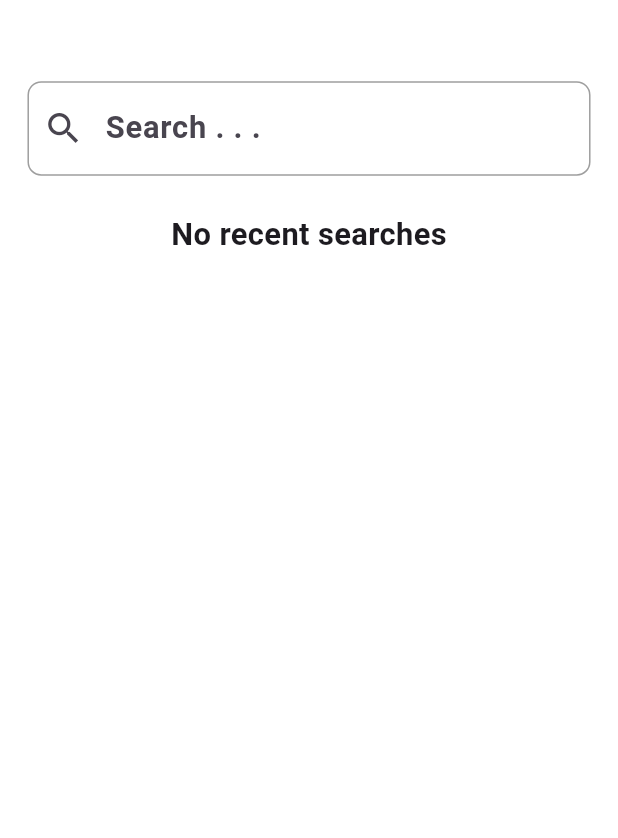
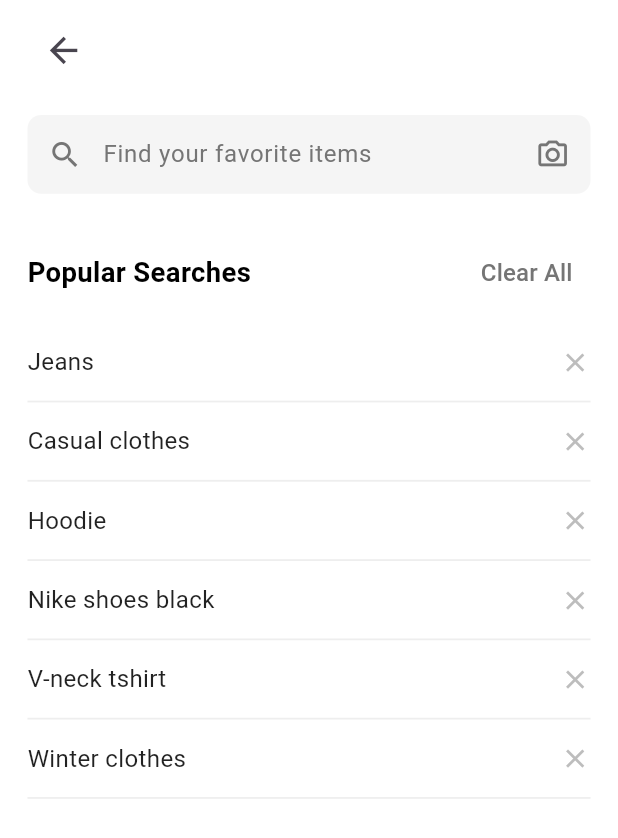
Before and after one commit to rudramistry001/E-COM-UI, a Flutter app: the SearchScreen screen opened directly, on a phone screen of 412 x 824 dp. Shown: the top 838 px of the screen. Run offline on Flutter 3.47's test engine with Material 3 defaults, Android fonts, the phone set to English and light mode, and no system bars; our stand-ins replace cached_network_image, flutter_screenutil, flutter_svg; network calls fail; Roboto replaces fonts that are missing (Metrophobic).

Commit message:
dashboard and categories  editing

```diff
--- a/lib/dashboard/dashboard_screen.dart
+++ b/lib/dashboard/dashboard_screen.dart
@@ -1,4 +1,6 @@
+import 'package:e_com_ui/screens/categories/categories_screen.dart';
 import 'package:e_com_ui/screens/profile/profilescreen.dart';
+import 'package:e_com_ui/screens/search/search_screen.dart';
 import 'package:flutter/material.dart';
 import 'package:e_com_ui/dashboard/home_screen.dart';
 import 'package:e_com_ui/dashboard/notification/notification_screen.dart';
@@ -18,9 +20,9 @@ class _DashboardScreenState extends State<DashboardScreen> {
   // List of pages corresponding to each tab
   final List<Widget> _pages = [
     const HomeScreen(),
-    const Center(child: Text('Categories Page')),
+    HomeScreen2(),
     const NotificationScreen(),
-    const CartScreen(),
+    const SearchScreen(),
     const ProfileScreen(), // Added ProfileScreen here
   ];
 
--- a/lib/main.dart
+++ b/lib/main.dart
@@ -10,7 +10,7 @@ final GlobalKey<ScaffoldMessengerState> snackBarKey =
     GlobalKey<ScaffoldMessengerState>();
 void main() async {
   WidgetsFlutterBinding.ensureInitialized();
-  // Set the preferred orientation to portrait
+  // Set the preferred orientations to portrait
   await SystemChrome.setPreferredOrientations(
     [
       DeviceOrientation.portraitUp, // Portrait up mode
--- a/lib/screens/profile/edit_address_screen.dart
+++ b/lib/screens/profile/edit_address_screen.dart
@@ -1,4 +1,3 @@
-import 'package:e_com_ui/screens/profile/widgets/custom_divider.dart';
 import 'package:e_com_ui/screens/profile/widgets/custom_textfield.dart';
 import 'package:e_com_ui/screens/profile/widgets/custom_textfield_label.dart';
 import 'package:e_com_ui/widgets/custom_app_bar.dart';
@@ -73,14 +72,14 @@ class _EditAddressScreenState extends State<EditAddressScreen> {
   @override
   Widget build(BuildContext context) {
     return Scaffold(
-      appBar: CustomAppBar(appbartext: "ADD NEW ADDRESS"),
+      appBar: const CustomAppBar(appbartext: "ADD NEW ADDRESS"),
       body: SingleChildScrollView(
         child: Padding(
           padding: EdgeInsets.all(16.0.sp),
           child: Column(
             children: [
               20.verticalSpace,
-              Align(
+              const Align(
                 alignment: Alignment.centerLeft,
                 child: CustomText(
                   text: "ADDRESS DETAILS",
--- a/lib/screens/search/search_field.dart
+++ b/lib/screens/search/search_field.dart
@@ -3,10 +3,11 @@ import 'package:flutter_screenutil/flutter_screenutil.dart';
 
 class CustomSearchField extends StatelessWidget {
   final TextEditingController controller;
-  final String hintText;
+  final String  hintText;
   final Function(String) onChanged;
 
-  const CustomSearchField({super.key,
+  const CustomSearchField({
+    super.key,
     required this.controller,
     required this.hintText,
     required this.onChanged,
--- a/lib/screens/search/search_screen.dart
+++ b/lib/screens/search/search_screen.dart
@@ -1,63 +1,201 @@
-import 'package:e_com_ui/screens/search/search_field.dart';
+// search_screen.dart
 import 'package:flutter/material.dart';
 import 'package:flutter_screenutil/flutter_screenutil.dart';
 
-class SearchScreen extends StatefulWidget {
-  const SearchScreen({super.key});
-
-  @override
-  // ignore: library_private_types_in_public_api
-  _SearchScreenState createState() => _SearchScreenState();
-}
-
-class _SearchScreenState extends State<SearchScreen> {
-  // List to store recent searches
-  List<String> recentSearches = [];
-
-  // Controller for the search input
-  TextEditingController searchController = TextEditingController();
-
-  // Method to handle search input changes
-  void _onSearchChanged(String value) {
-    setState(() {
-      if (value.isNotEmpty && !recentSearches.contains(value)) {
-        recentSearches.insert(0, value); // Add new search term to the top
-      }
-    });
-  }
+class SearchScreen extends StatelessWidget {
+  const SearchScreen({Key? key}) : super(key: key);
 
   @override
   Widget build(BuildContext context) {
+    final List<String> popularSearches = [
+      'Jeans',
+      'Casual clothes',
+      'Hoodie',
+      'Nike shoes black',
+      'V-neck tshirt',
+      'Winter clothes',
+    ];
+
     return Scaffold(
-      body: Padding(
-        padding: EdgeInsets.all(16.0.sp),
+      body: SafeArea(
+        child: Padding(
+          padding: EdgeInsets.symmetric(horizontal: 16.w),
           child: Column(
-          crossAxisAlignment: CrossAxisAlignment.start, // Align to the left
+            crossAxisAlignment: CrossAxisAlignment.start,
             children: [
-            30.verticalSpace,
-            CustomSearchField(
-              controller: searchController,
-              hintText: 'Search . . .',
-              onChanged: _onSearchChanged,
+              SizedBox(height: 8.h),
+              Row(
+                children: [
+                  IconButton(
+                    icon: Icon(Icons.arrow_back, size: 24.w),
+                    onPressed: () => Navigator.pop(context),
                   ),
-            20.verticalSpace, // Space between search field and recent searches
-            // Display recent searches
-
-            // Optional: Show a message if no recent searches
-            if (recentSearches.isEmpty)
-              Center(
+                ],
+              ),
+              SizedBox(height: 16.h),
+              const CustomSearchBar(),
+              SizedBox(height: 24.h),
+              Row(
+                mainAxisAlignment: MainAxisAlignment.spaceBetween,
+                children: [
+                  Text(
+                    'Popular Searches',
+                    style: TextStyle(
+                      fontSize: 16.sp,
+                      fontWeight: FontWeight.w600,
+                      color: Colors.black,
+                    ),
+                  ),
+                  TextButton(
+                    onPressed: () {
+                      // Handle clear all
+                    },
                     child: Text(
-                  'No recent searches',
+                      'Clear All',
                       style: TextStyle(
-                    fontFamily: "Metrophobic",
-                    fontSize: 18.sp,
-                    fontWeight: FontWeight.bold,
+                        fontSize: 14.sp,
+                        color: Colors.grey[600],
                       ),
                     ),
                   ),
                 ],
               ),
+              SizedBox(height: 8.h),
+              Expanded(
+                child: ListView.builder(
+                  itemCount: popularSearches.length,
+                  itemBuilder: (context, index) {
+                    return PopularSearchItem(
+                      searchTerm: popularSearches[index],
+                    );
+                  },
+                ),
+              ),
+            ],
+          ),
+        ),
       ),
     );
   }
 }
+
+// custom_search_bar.dart
+class CustomSearchBar extends StatelessWidget {
+  const CustomSearchBar({Key? key}) : super(key: key);
+
+  @override
+  Widget build(BuildContext context) {
+    return Container(
+      height: 44.h,
+      decoration: BoxDecoration(
+        color: Colors.grey[100],
+        borderRadius: BorderRadius.circular(8.r),
+      ),
+      child: Row(
+        children: [
+          Padding(
+            padding: EdgeInsets.symmetric(horizontal: 12.w),
+            child: Icon(
+              Icons.search,
+              color: Colors.grey[600],
+              size: 20.w,
+            ),
+          ),
+          Expanded(
+            child: TextField(
+              style: TextStyle(fontSize: 14.sp),
+              decoration: InputDecoration(
+                hintText: 'Find your favorite items',
+                hintStyle: TextStyle(
+                  color: Colors.grey[600],
+                  fontSize: 14.sp,
+                ),
+                border: InputBorder.none,
+                contentPadding: EdgeInsets.symmetric(vertical: 12.h),
+              ),
+            ),
+          ),
+          Padding(
+            padding: EdgeInsets.only(right: 12.w),
+            child: Icon(
+              Icons.camera_alt_outlined,
+              color: Colors.grey[600],
+              size: 20.w,
+            ),
+          ),
+        ],
+      ),
+    );
+  }
+}
+
+// popular_search_item.dart
+class PopularSearchItem extends StatelessWidget {
+  final String searchTerm;
+
+  const PopularSearchItem({
+    Key? key,
+    required this.searchTerm,
+  }) : super(key: key);
+
+  @override
+  Widget build(BuildContext context) {
+    return Container(
+      padding: EdgeInsets.symmetric(vertical: 12.h),
+      decoration: BoxDecoration(
+        border: Border(
+          bottom: BorderSide(
+            color: Colors.grey[200]!,
+            width: 1.h,
+          ),
+        ),
+      ),
+      child: Row(
+        mainAxisAlignment: MainAxisAlignment.spaceBetween,
+        children: [
+          Text(
+            searchTerm,
+            style: TextStyle(
+              fontSize: 14.sp,
+              color: Colors.black87,
+            ),
+          ),
+          Icon(
+            Icons.close,
+            size: 18.w,
+            color: Colors.grey[400],
+          ),
+        ],
+      ),
+    );
+  }
+}
+
+// main.dart
+void main() {
+  runApp(const MyApp());
+}
+
+class MyApp extends StatelessWidget {
+  const MyApp({Key? key}) : super(key: key);
+
+  @override
+  Widget build(BuildContext context) {
+    return ScreenUtilInit(
+      designSize: const Size(375, 812), // iPhone X dimensions as base
+      minTextAdapt: true,
+      splitScreenMode: true,
+      builder: (context, child) {
+        return MaterialApp(
+          debugShowCheckedModeBanner: false,
+          title: 'Search Screen',
+          theme: ThemeData(
+            primarySwatch: Colors.blue,
+            scaffoldBackgroundColor: Colors.white,
+          ),
+          home: const SearchScreen(),
+        );
+      },
+    );
+  }
+}
```
Also changed, not shown: lib/screens/categories/categories_screen.dart (added, +253 -0 lines). Lines whose indentation alone changed are shown as unchanged.
